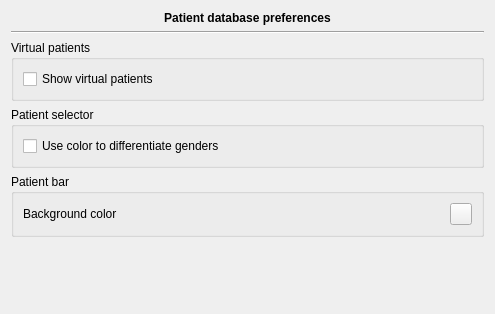
The window that plugins/patientbaseplugin/patientbasepreferencespage.ui (FreeHealth/freehealth) describes before a commit, drawn with Qt 5.
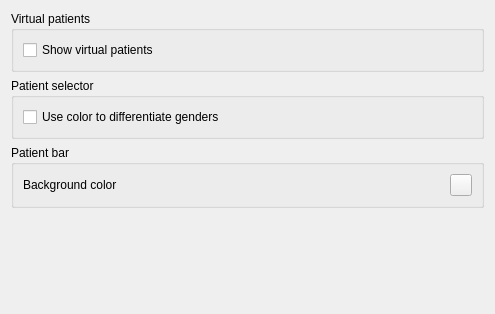
The same window after the commit. Custom widgets are drawn as their Qt base class.

Patch:
```diff
--- a/plugins/patientbaseplugin/patientbasepreferencespage.ui
+++ b/plugins/patientbaseplugin/patientbasepreferencespage.ui
@@ -15,29 +15,6 @@
   </property>
   <layout class="QGridLayout" name="gridLayout_4">
    <item row="0" column="1">
-    <widget class="QLabel" name="label">
-     <property name="font">
-      <font>
-       <weight>75</weight>
-       <bold>true</bold>
-      </font>
-     </property>
-     <property name="text">
-      <string>Patient database preferences</string>
-     </property>
-     <property name="alignment">
-      <set>Qt::AlignCenter</set>
-     </property>
-    </widget>
-   </item>
-   <item row="1" column="1">
-    <widget class="Line" name="line">
-     <property name="orientation">
-      <enum>Qt::Horizontal</enum>
-     </property>
-    </widget>
-   </item>
-   <item row="2" column="1">
     <widget class="QGroupBox" name="groupBox">
      <property name="title">
       <string>Virtual patients</string>
@@ -53,7 +30,7 @@
      </layout>
     </widget>
    </item>
-   <item row="3" column="1">
+   <item row="1" column="1">
     <widget class="QGroupBox" name="groupBox_2">
      <property name="title">
       <string>Patient selector</string>
@@ -69,7 +46,7 @@
      </layout>
     </widget>
    </item>
-   <item row="5" column="1">
+   <item row="3" column="1">
     <spacer name="verticalSpacer">
      <property name="orientation">
       <enum>Qt::Vertical</enum>
@@ -82,7 +59,7 @@
      </property>
     </spacer>
    </item>
-   <item row="4" column="1">
+   <item row="2" column="1">
     <widget class="QGroupBox" name="groupBox_3">
      <property name="title">
       <string>Patient bar</string>
```
